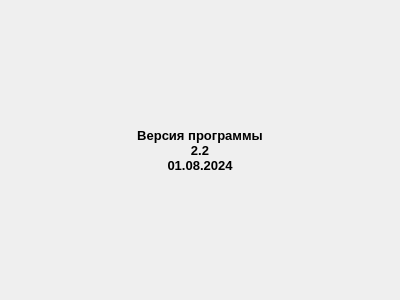
This is version.ui in zak2791/Tabloh2H as Qt 5 draws it before an edit. The edited form follows.
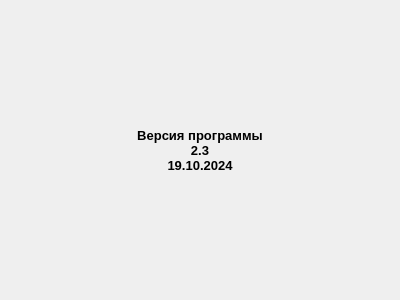
This is the edited form.

Diff of the .ui file:
```diff
--- a/version.ui
+++ b/version.ui
@@ -36,8 +36,8 @@
    </property>
    <property name="text">
     <string>Версия программы
-2.2
-01.08.2024</string>
+2.3
+19.10.2024</string>
    </property>
    <property name="alignment">
     <set>Qt::AlignCenter</set>
```
